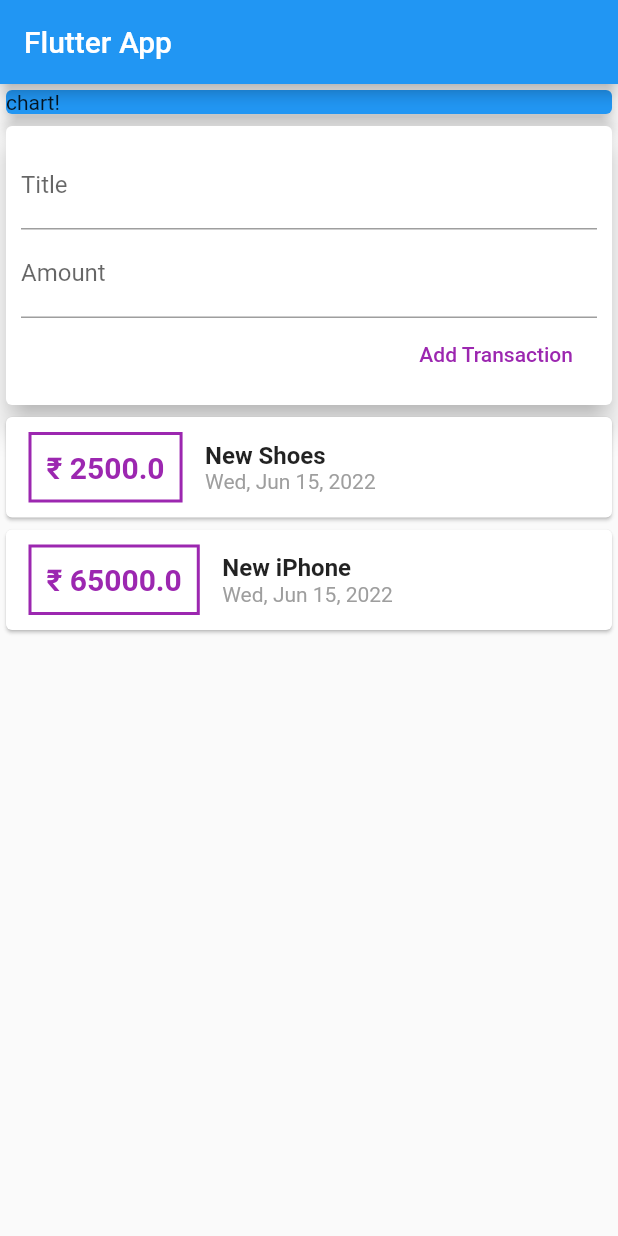
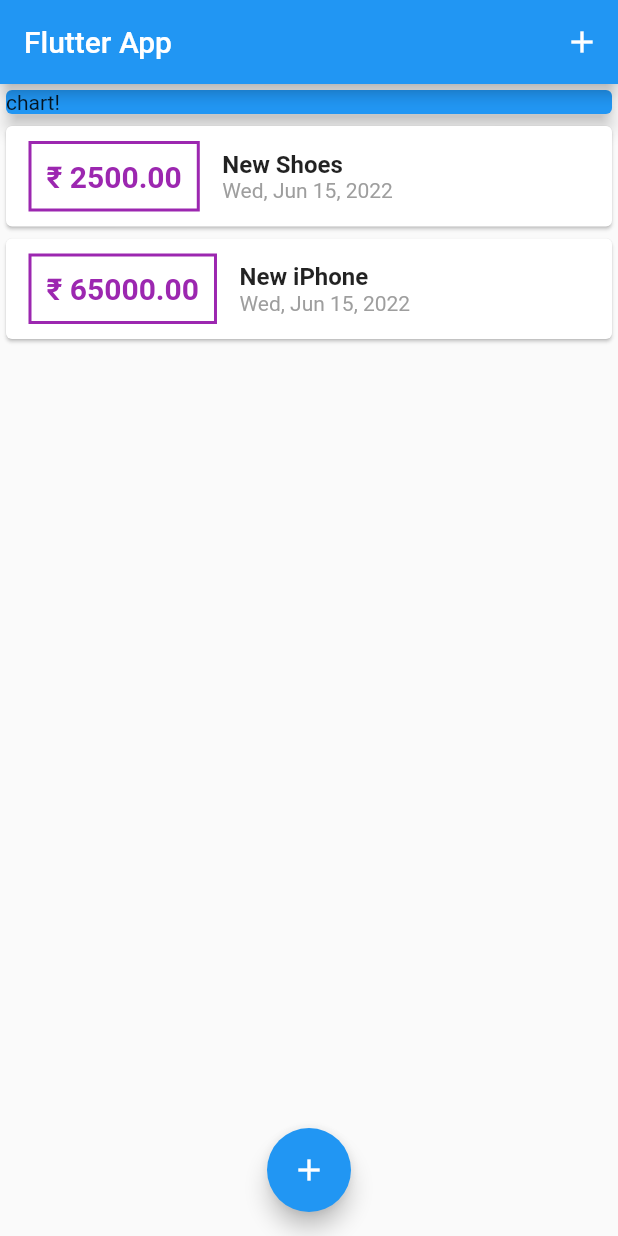
Before and after one commit to RV784/Expense-Manager, a Flutter app: the screen it shows after launch, on a phone screen of 412 x 824 dp. Run offline on Flutter 3.47's test engine with Material 2 defaults, Android fonts, the phone set to English and light mode, and no system bars.

Commit message:
sliding form added

```diff
--- a/lib/main.dart
+++ b/lib/main.dart
@@ -1,5 +1,5 @@
 import 'package:expences/widgets/transactions_list.dart';
-import 'package:expences/widgets/user_transactions.dart';
+
 import 'package:flutter/material.dart';
 import './models/transaction.dart';
 import './widgets/transactions_list.dart';
@@ -22,17 +22,51 @@ class MyApp extends StatelessWidget {
   }
 }
 
-class MyHomePage extends StatelessWidget {
+class MyHomePage extends StatefulWidget {
+  @override
+  State<MyHomePage> createState() => _MyHomePageState();
+}
+
+class _MyHomePageState extends State<MyHomePage> {
   // late String titleInput;
-  // late String amountInput;
-  final titleController = TextEditingController();
-  final amountController = TextEditingController();
+
+  final List<Transaction> _userTransactions = [
+    Transaction(
+        id: 't1', amount: 2500, title: 'New Shoes', date: DateTime.now()),
+    Transaction(
+        id: 't2', amount: 65000, title: 'New iPhone', date: DateTime.now())
+  ];
+
+  void _addNewTransactions(String txtitle, double txamount) {
+    final newTx = Transaction(
+        id: DateTime.now().toString(),
+        title: txtitle,
+        amount: txamount,
+        date: DateTime.now());
+
+    setState(() {
+      _userTransactions.add(newTx);
+    });
+  }
+
+  void _startAddNewTransactions(BuildContext ctx) {
+    showModalBottomSheet(
+        context: ctx,
+        builder: (_) {
+          return NewTransaction(_addNewTransactions);
+        });
+  }
 
   @override
   Widget build(BuildContext context) {
     return Scaffold(
       appBar: AppBar(
         title: Text('Flutter App'),
+        actions: <Widget>[
+          IconButton(
+              onPressed: () => _startAddNewTransactions(context),
+              icon: Icon(Icons.add))
+        ],
       ),
       body: SingleChildScrollView(
         child: Column(
@@ -47,9 +81,14 @@ class MyHomePage extends StatelessWidget {
               ),
               elevation: 5,
             ),
-            UserTransactions(),
+            TransactionList(_userTransactions),
           ],
         ),
+      ),
+      floatingActionButtonLocation: FloatingActionButtonLocation.centerFloat,
+      floatingActionButton: FloatingActionButton(
+        child: Icon(Icons.add),
+        onPressed: () => _startAddNewTransactions(context),
       ),
     );
   }
--- a/lib/widgets/transactions_list.dart
+++ b/lib/widgets/transactions_list.dart
@@ -11,9 +11,8 @@ class TransactionList extends StatelessWidget {
   Widget build(BuildContext context) {
     return Container(
       height: 460,
-      child: SingleChildScrollView(
-        child: Column(
-          children: transactions.map((tx) {
+      child: ListView.builder(
+        itemBuilder: (ctx, index) {
           return Card(
             child: Row(
               children: <Widget>[
@@ -23,7 +22,7 @@ class TransactionList extends StatelessWidget {
                       border: Border.all(color: Colors.purple, width: 2)),
                   padding: EdgeInsets.all(10),
                   child: Text(
-                      '\₹ ${tx.amount}',
+                    '\₹ ${transactions[index].amount.toStringAsFixed(2)}',
                     style: TextStyle(
                         fontWeight: FontWeight.bold,
                         fontSize: 20,
@@ -34,12 +33,12 @@ class TransactionList extends StatelessWidget {
                   crossAxisAlignment: CrossAxisAlignment.start,
                   children: <Widget>[
                     Text(
-                        tx.title,
-                        style: TextStyle(
-                            fontSize: 16, fontWeight: FontWeight.bold),
+                      transactions[index].title,
+                      style:
+                          TextStyle(fontSize: 16, fontWeight: FontWeight.bold),
                     ),
                     Text(
-                        DateFormat.yMMMEd().format(tx.date),
+                      DateFormat.yMMMEd().format(transactions[index].date),
                       style: TextStyle(
                         color: Colors.grey,
                       ),
@@ -49,8 +48,8 @@ class TransactionList extends StatelessWidget {
               ],
             ),
           );
-          }).toList(),
-        ),
+        },
+        itemCount: transactions.length,
       ),
     );
   }
--- a/lib/widgets/user_transactions.dart
+++ /dev/null
@@ -1,40 +0,0 @@
-import 'package:flutter/material.dart';
-import './new_transactions.dart';
-import './transactions_list.dart';
-import '../models/transaction.dart';
-
-class UserTransactions extends StatefulWidget {
-  @override
-  State<UserTransactions> createState() => _UserTransactionsState();
-}
-
-class _UserTransactionsState extends State<UserTransactions> {
-  final List<Transaction> _userTransactions = [
-    Transaction(
-        id: 't1', amount: 2500, title: 'New Shoes', date: DateTime.now()),
-    Transaction(
-        id: 't2', amount: 65000, title: 'New iPhone', date: DateTime.now())
-  ];
-
-  void _addNewTransactions(String txtitle, double txamount) {
-    final newTx = Transaction(
-        id: DateTime.now().toString(),
-        title: txtitle,
-        amount: txamount,
-        date: DateTime.now());
-
-    setState(() {
-      _userTransactions.add(newTx);
-    });
-  }
-
-  @override
-  Widget build(BuildContext context) {
-    return Column(
-      children: <Widget>[
-        NewTransaction(_addNewTransactions),
-        TransactionList(_userTransactions)
-      ],
-    );
-  }
-}
```
Also changed, not shown: lib/widgets/new_transactions.dart (+27 -8 lines). Lines whose indentation alone changed are shown as unchanged.
